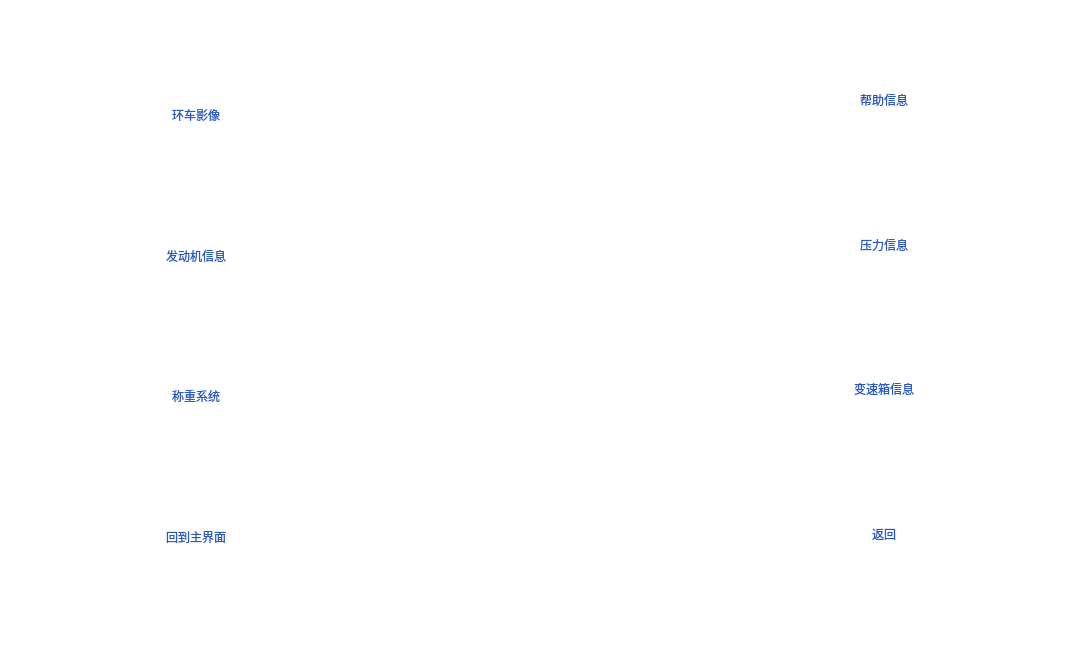
Above: 7in_pm/help.ui from gwd492552396/Gwd before the change. Below: the same form after it.
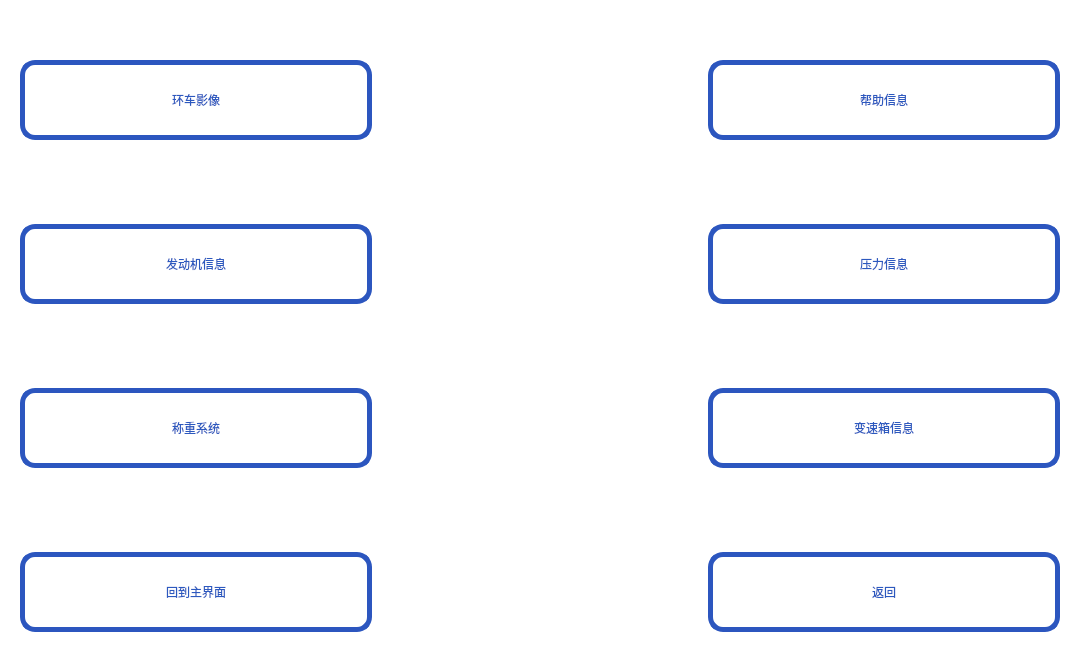
That is the form after the change. Icons and pictures are not drawn.

What changed in the file:
```diff
--- a/7in_pm/help.ui
+++ b/7in_pm/help.ui
@@ -42,6 +42,9 @@
         <property name="orientation">
          <enum>Qt::Vertical</enum>
         </property>
+        <property name="sizeType">
+         <enum>QSizePolicy::Fixed</enum>
+        </property>
         <property name="sizeHint" stdset="0">
          <size>
           <width>20</width>
@@ -65,10 +68,15 @@
          </size>
         </property>
         <property name="styleSheet">
-         <string notr="true">background-image: url(:/help.png);
-border:none;
+         <string notr="true">
+border:5px solid rgb(44,86,191);
+    border-top-left-radius:15px;
+    border-top-right-radius:15px;
+    border-bottom-left-radius:15px;
+    border-bottom-right-radius:15px;
 font: 25pt &quot;Microsoft YaHei UI&quot;;
 color:rgb(44, 89, 191);
+background-color:rgb(255,255,255)
 </string>
         </property>
         <property name="text">
@@ -87,7 +95,7 @@
         <property name="sizeHint" stdset="0">
          <size>
           <width>20</width>
-          <height>40</height>
+          <height>50</height>
          </size>
         </property>
        </spacer>
@@ -107,10 +115,15 @@
          </size>
         </property>
         <property name="styleSheet">
-         <string notr="true">background-image: url(:/help.png);
-border:none;
+         <string notr="true">
+border:5px solid rgb(44,86,191);
+    border-top-left-radius:15px;
+    border-top-right-radius:15px;
+    border-bottom-left-radius:15px;
+    border-bottom-right-radius:15px;
 font: 25pt &quot;Microsoft YaHei UI&quot;;
 color:rgb(44, 89, 191);
+background-color:rgb(255,255,255)
 </string>
         </property>
         <property name="text">
@@ -149,10 +162,15 @@
          </size>
         </property>
         <property name="styleSheet">
-         <string notr="true">background-image: url(:/help.png);
-border:none;
+         <string notr="true">
+border:5px solid rgb(44,86,191);
+    border-top-left-radius:15px;
+    border-top-right-radius:15px;
+    border-bottom-left-radius:15px;
+    border-bottom-right-radius:15px;
 font: 25pt &quot;Microsoft YaHei UI&quot;;
 color:rgb(44, 89, 191);
+background-color:rgb(255,255,255)
 </string>
         </property>
         <property name="text">
@@ -191,10 +209,15 @@
          </size>
         </property>
         <property name="styleSheet">
-         <string notr="true">background-image: url(:/help.png);
-border:none;
+         <string notr="true">
+border:5px solid rgb(44,86,191);
+    border-top-left-radius:15px;
+    border-top-right-radius:15px;
+    border-bottom-left-radius:15px;
+    border-bottom-right-radius:15px;
 font: 25pt &quot;Microsoft YaHei UI&quot;;
 color:rgb(44, 89, 191);
+background-color:rgb(255,255,255)
 </string>
         </property>
         <property name="text">
@@ -205,19 +228,6 @@
         </property>
        </widget>
       </item>
-      <item>
-       <spacer name="verticalSpacer_5">
-        <property name="orientation">
-         <enum>Qt::Vertical</enum>
-        </property>
-        <property name="sizeHint" stdset="0">
-         <size>
-          <width>20</width>
-          <height>40</height>
-         </size>
-        </property>
-       </spacer>
-      </item>
      </layout>
     </widget>
    </item>
@@ -272,10 +282,15 @@
          </size>
         </property>
         <property name="styleSheet">
-         <string notr="true">background-image: url(:/help.png);
-border:none;
+         <string notr="true">
+border:5px solid rgb(44,86,191);
+    border-top-left-radius:15px;
+    border-top-right-radius:15px;
+    border-bottom-left-radius:15px;
+    border-bottom-right-radius:15px;
 font: 25pt &quot;Microsoft YaHei UI&quot;;
 color:rgb(44, 89, 191);
+background-color:rgb(255,255,255)
 </string>
         </property>
         <property name="text">
@@ -308,10 +323,15 @@
          </size>
         </property>
         <property name="styleSheet">
-         <string notr="true">background-image: url(:/help.png);
-border:none;
+         <string notr="true">
+border:5px solid rgb(44,86,191);
+    border-top-left-radius:15px;
+    border-top-right-radius:15px;
+    border-bottom-left-radius:15px;
+    border-bottom-right-radius:15px;
 font: 25pt &quot;Microsoft YaHei UI&quot;;
 color:rgb(44, 89, 191);
+background-color:rgb(255,255,255)
 </string>
         </property>
         <property name="text">
@@ -344,10 +364,15 @@
          </size>
         </property>
         <property name="styleSheet">
-         <string notr="true">background-image: url(:/help.png);
-border:none;
+         <string notr="true">
+border:5px solid rgb(44,86,191);
+    border-top-left-radius:15px;
+    border-top-right-radius:15px;
+    border-bottom-left-radius:15px;
+    border-bottom-right-radius:15px;
 font: 25pt &quot;Microsoft YaHei UI&quot;;
 color:rgb(44, 89, 191);
+background-color:rgb(255,255,255)
 </string>
         </property>
         <property name="text">
@@ -386,10 +411,15 @@
          </size>
         </property>
         <property name="styleSheet">
-         <string notr="true">background-image: url(:/help.png);
-border:none;
+         <string notr="true">
+border:5px solid rgb(44,86,191);
+    border-top-left-radius:15px;
+    border-top-right-radius:15px;
+    border-bottom-left-radius:15px;
+    border-bottom-right-radius:15px;
 font: 25pt &quot;Microsoft YaHei UI&quot;;
 color:rgb(44, 89, 191);
+background-color:rgb(255,255,255)
 </string>
         </property>
         <property name="text">
@@ -400,19 +430,6 @@
         </property>
        </widget>
       </item>
-      <item>
-       <spacer name="verticalSpacer_10">
-        <property name="orientation">
-         <enum>Qt::Vertical</enum>
-        </property>
-        <property name="sizeHint" stdset="0">
-         <size>
-          <width>20</width>
-          <height>40</height>
-         </size>
-        </property>
-       </spacer>
-      </item>
      </layout>
     </widget>
    </item>
```
